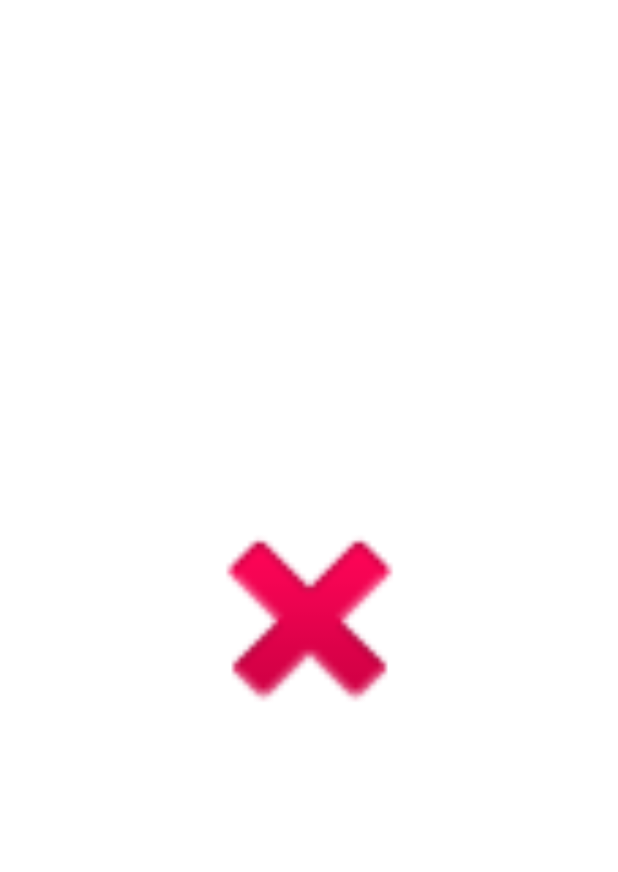
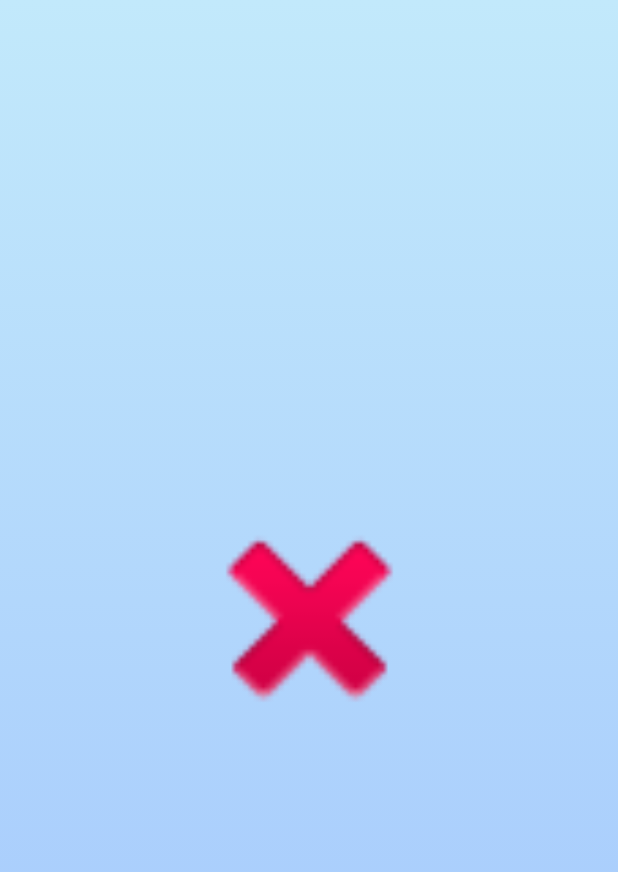
Before and after one commit to darsam44/Challenge, an Android app: the Main_Page screen opened directly, with no data from a screen before it, on a phone screen of 412 x 824 dp. Shown: the top 872 px of the screen. Run offline under Robolectric (Android 15) with nearby library versions, the phone set to English and light mode, and no system bars.

Commit message:
uplaod background

```diff
--- a/app/src/main/res/layout/activity_main__page.xml
+++ b/app/src/main/res/layout/activity_main__page.xml
@@ -4,7 +4,9 @@
     xmlns:tools="http://schemas.android.com/tools"
     android:layout_width="match_parent"
     android:layout_height="match_parent"
-    tools:context=".Acvtivities.Main_Page">
+    tools:context=".Acvtivities.Main_Page"
+    android:background="@drawable/gradient_background"
+    >
 
     <ImageView
         android:id="@+id/imageView2"
--- a/app/src/main/res/layout/activity_registar.xml
+++ b/app/src/main/res/layout/activity_registar.xml
@@ -4,7 +4,9 @@
     xmlns:tools="http://schemas.android.com/tools"
     android:layout_width="match_parent"
     android:layout_height="match_parent"
-    tools:context=".Acvtivities.Registar">
+    tools:context=".Acvtivities.Registar"
+    android:background="@drawable/gradient_background"
+    >
 
     <ImageView
         android:id="@+id/imageView"
```
